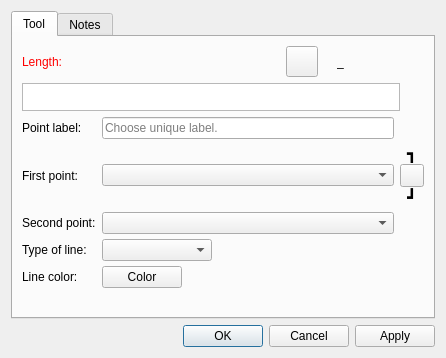
Qt form src/libs/vtools/dialogs/tools/dialogalongline.ui (dismine/valentina) before a commit.
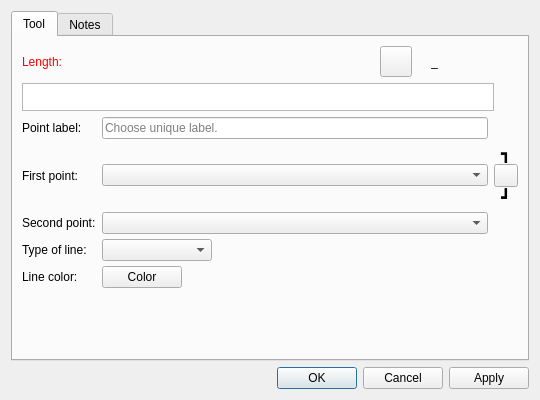
The same form after that commit. Icons and pictures are not drawn. Custom widgets are drawn as their Qt base class.

```diff
--- a/src/libs/vtools/dialogs/tools/dialogalongline.ui
+++ b/src/libs/vtools/dialogs/tools/dialogalongline.ui
@@ -6,8 +6,8 @@
    <rect>
     <x>0</x>
     <y>0</y>
-    <width>446</width>
-    <height>358</height>
+    <width>540</width>
+    <height>400</height>
    </rect>
   </property>
   <property name="windowTitle">
```
Lines whose indentation alone changed are shown as unchanged.
